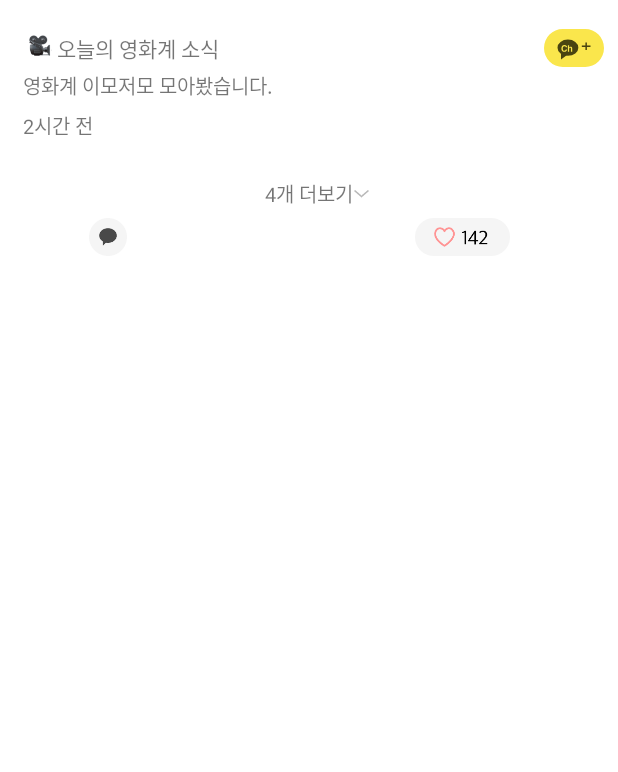
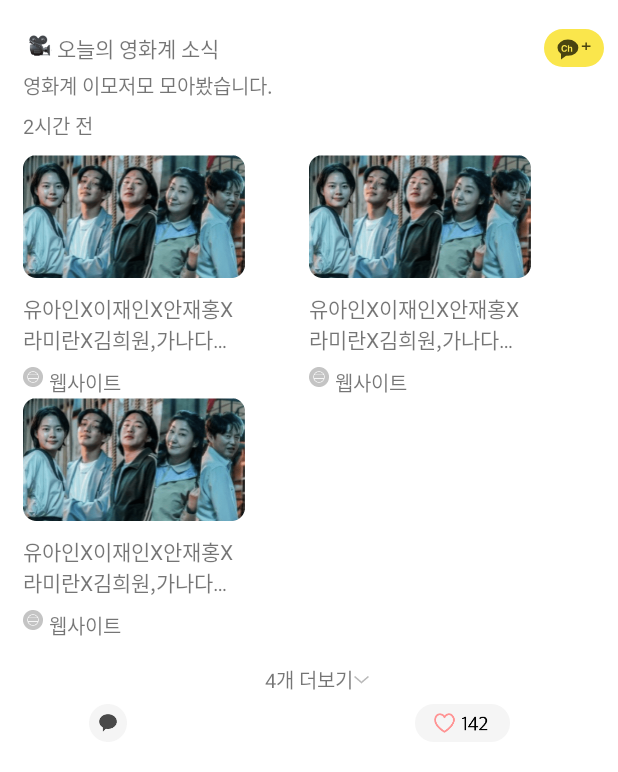
Before and after one commit to SOPT-29th-Joint-Seminar-6/Seminar_6_Android, an Android app: the layout find_news_card.xml on its own in the app's theme, with its tools: preview values and no code run, on a phone screen of 412 x 824 dp. Shown: the top 772 px of the screen. Run offline under Robolectric (Android 15) with nearby library versions, the phone set to English and light mode, and no system bars.

Commit message:
[FEAT] 뉴스 카드 recycler view 생성

```diff
--- a/app/build.gradle
+++ b/app/build.gradle
@@ -35,7 +35,8 @@ android {
 }
 
 dependencies {
-
+    implementation 'com.github.bumptech.glide:glide:4.12.0'
+    annotationProcessor 'com.github.bumptech.glide:compiler:4.12.0'
     implementation 'androidx.core:core-ktx:1.7.0'
     implementation 'androidx.appcompat:appcompat:1.3.1'
     implementation 'com.google.android.material:material:1.4.0'
--- a/app/src/main/AndroidManifest.xml
+++ b/app/src/main/AndroidManifest.xml
@@ -2,7 +2,10 @@
 <manifest xmlns:android="http://schemas.android.com/apk/res/android"
     package="org.sopt.seminar_6_android">
 
+    <uses-permission android:name="android.permission.INTERNET" />
+
     <application
+        android:usesCleartextTraffic="true"
         android:allowBackup="true"
         android:icon="@mipmap/ic_launcher"
         android:label="@string/app_name"
--- a/app/src/main/java/org/sopt/seminar_6_android/ui/find/NewsData.kt
+++ b/app/src/main/java/org/sopt/seminar_6_android/ui/find/NewsData.kt
@@ -1,7 +1,6 @@
 package org.sopt.seminar_6_android.ui.find
 
 data class NewsData(
-    val newsImg : Int,
-    val newsTitle : String,
-    val newsDescribe : String
+    val newsImg : String,
+    val newsTitle : String
 )
--- a/app/src/main/res/layout/find_news_card.xml
+++ b/app/src/main/res/layout/find_news_card.xml
@@ -60,11 +60,14 @@
         app:layout_constraintTop_toBottomOf="@+id/tv_title_describe" />
 
     <androidx.recyclerview.widget.RecyclerView
-        android:id="@+id/recyclerView"
-        android:layout_width="wrap_content"
+        android:id="@+id/rv_news_card"
+        android:layout_width="0dp"
         android:layout_height="wrap_content"
         android:layout_marginTop="9dp"
         android:layout_marginEnd="15dp"
+        app:layoutManager="androidx.recyclerview.widget.GridLayoutManager"
+        tools:listitem="@layout/item_find_news_list"
+        app:spanCount="2"
         app:layout_constraintEnd_toEndOf="parent"
         app:layout_constraintStart_toStartOf="@+id/tv_news_time"
         app:layout_constraintTop_toBottomOf="@+id/tv_news_time" />
@@ -78,10 +81,10 @@
         android:textSize="13sp"
         app:layout_constraintEnd_toEndOf="parent"
         app:layout_constraintStart_toStartOf="parent"
-        app:layout_constraintTop_toBottomOf="@+id/recyclerView" />
+        app:layout_constraintTop_toBottomOf="@+id/rv_news_card" />
 
     <ImageView
-        android:id="@+id/imageView3"
+        android:id="@+id/iv_more_news"
         android:layout_width="wrap_content"
         android:layout_height="wrap_content"
         app:layout_constraintBottom_toBottomOf="@+id/tv_more_news"
@@ -90,7 +93,7 @@
         app:srcCompat="@drawable/frame_43" />
 
     <ImageView
-        android:id="@+id/imageView4"
+        android:id="@+id/iv_share"
         android:layout_width="wrap_content"
         android:layout_height="wrap_content"
         android:layout_marginTop="6dp"
@@ -100,12 +103,12 @@
         app:srcCompat="@drawable/ic_share" />
 
     <ImageView
-        android:id="@+id/imageView5"
+        android:id="@+id/iv_heart"
         android:layout_width="wrap_content"
         android:layout_height="wrap_content"
         android:layout_marginStart="217dp"
-        app:layout_constraintStart_toStartOf="@+id/imageView4"
-        app:layout_constraintTop_toTopOf="@+id/imageView4"
+        app:layout_constraintStart_toStartOf="@+id/iv_share"
+        app:layout_constraintTop_toTopOf="@+id/iv_share"
         app:srcCompat="@drawable/ic_heart" />
 
 </androidx.constraintlayout.widget.ConstraintLayout>
--- a/app/src/main/res/layout/fragment_find.xml
+++ b/app/src/main/res/layout/fragment_find.xml
@@ -7,6 +7,7 @@
     tools:context=".ui.find.FindFragment">
 
     <include
+        android:id="@+id/include_news_card"
         layout="@layout/find_news_card"
         android:layout_width="0dp"
         android:layout_height="wrap_content"
--- a/app/src/main/res/layout/item_find_news_list.xml
+++ b/app/src/main/res/layout/item_find_news_list.xml
@@ -1,36 +1,39 @@
 <?xml version="1.0" encoding="utf-8"?>
 <androidx.constraintlayout.widget.ConstraintLayout xmlns:android="http://schemas.android.com/apk/res/android"
     xmlns:app="http://schemas.android.com/apk/res-auto"
-    xmlns:tools="http://schemas.android.com/tools"
-    android:layout_width="match_parent"
-    android:layout_height="match_parent">
+    android:layout_width="wrap_content"
+    android:layout_height="wrap_content">
 
     <ImageView
-        android:id="@+id/iv_movie1"
-        android:layout_width="wrap_content"
-        android:layout_height="wrap_content"
+        android:id="@+id/iv_movie_img"
+        android:layout_width="148dp"
+        android:layout_height="0dp"
+        app:layout_constraintDimensionRatio="148:82"
+        android:scaleType="fitXY"
         app:layout_constraintStart_toStartOf="parent"
         app:layout_constraintTop_toTopOf="parent"
         app:srcCompat="@drawable/img_movie_1" />
 
     <TextView
-        android:id="@+id/tv_movie1_describe"
+        android:id="@+id/tv_movie_title"
         android:layout_width="0dp"
         android:layout_height="wrap_content"
         android:layout_marginTop="10dp"
-        android:text="유아인X이재인X안재홍X라미란X김희원, 초능력 갖..."
+        android:text="유아인X이재인X안재홍X라미란X김희원,가나다라마바사"
+        android:ellipsize="end"
+        android:maxLines="2"
         android:textSize="14sp"
-        app:layout_constraintEnd_toEndOf="@+id/iv_movie1"
-        app:layout_constraintStart_toStartOf="@+id/iv_movie1"
-        app:layout_constraintTop_toBottomOf="@+id/iv_movie1" />
+        app:layout_constraintEnd_toEndOf="@+id/iv_movie_img"
+        app:layout_constraintStart_toStartOf="@+id/iv_movie_img"
+        app:layout_constraintTop_toBottomOf="@+id/iv_movie_img" />
 
     <ImageView
         android:id="@+id/iv_web"
         android:layout_width="wrap_content"
         android:layout_height="wrap_content"
         android:layout_marginTop="8dp"
-        app:layout_constraintStart_toStartOf="@+id/tv_movie1_describe"
-        app:layout_constraintTop_toBottomOf="@+id/tv_movie1_describe"
+        app:layout_constraintStart_toStartOf="@+id/tv_movie_title"
+        app:layout_constraintTop_toBottomOf="@+id/tv_movie_title"
         app:srcCompat="@drawable/ic_web" />
 
     <TextView
@@ -38,7 +41,7 @@
         android:layout_width="wrap_content"
         android:layout_height="wrap_content"
         android:layout_marginStart="4dp"
-        android:text="TextView"
+        android:text="웹사이트"
         android:textSize="13sp"
         app:layout_constraintStart_toEndOf="@+id/iv_web"
         app:layout_constraintTop_toTopOf="@+id/iv_web" />
```
Also changed, not shown: app/src/main/java/org/sopt/seminar_6_android/ui/find/FindFragment.kt (+19 -0 lines), app/src/main/java/org/sopt/seminar_6_android/ui/find/NewsCardAdapter.kt (added, +38 -0 lines).
